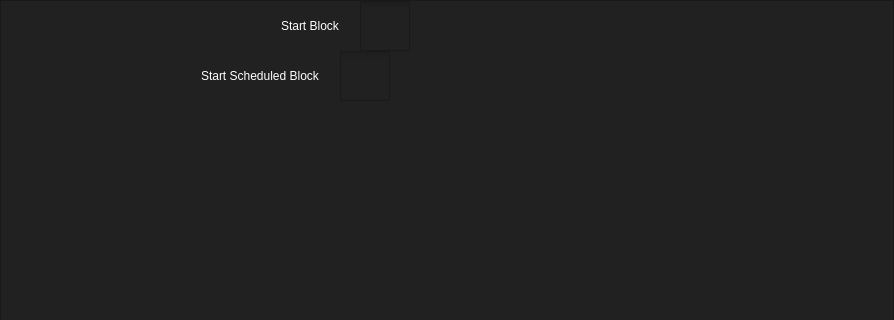
Qt form ui/home.ui (HowePersonal/DistractionBlocker) before a commit; both pictures show x 0 to 894 and y 0 to 320 of the 894 by 866 pixel window.
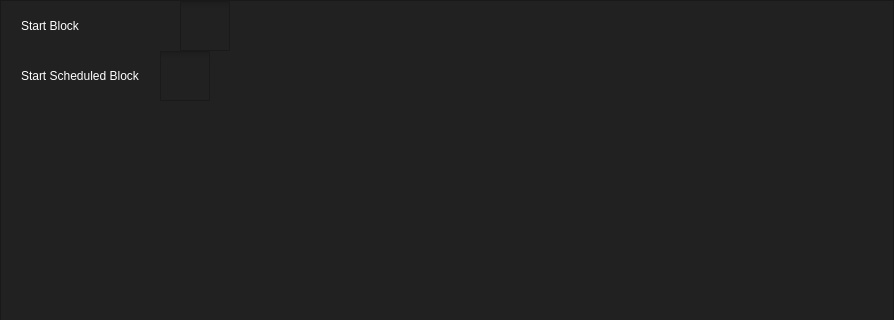
The same form after that commit.

Commit message: Refactored transitioning widget buttons, added styling for current widget button and button hovering

Diff of the .ui file:
```diff
--- a/ui/home.ui
+++ b/ui/home.ui
@@ -94,7 +94,7 @@
             </property>
             <property name="sizeHint" stdset="0">
              <size>
-              <width>280</width>
+              <width>20</width>
               <height>20</height>
              </size>
             </property>
@@ -128,7 +128,7 @@
             </property>
             <property name="sizeHint" stdset="0">
              <size>
-              <width>20</width>
+              <width>100</width>
               <height>20</height>
              </size>
             </property>
@@ -167,7 +167,7 @@
             </property>
             <property name="sizeHint" stdset="0">
              <size>
-              <width>200</width>
+              <width>20</width>
               <height>20</height>
              </size>
             </property>
```
The commit also changes 5 other files.
